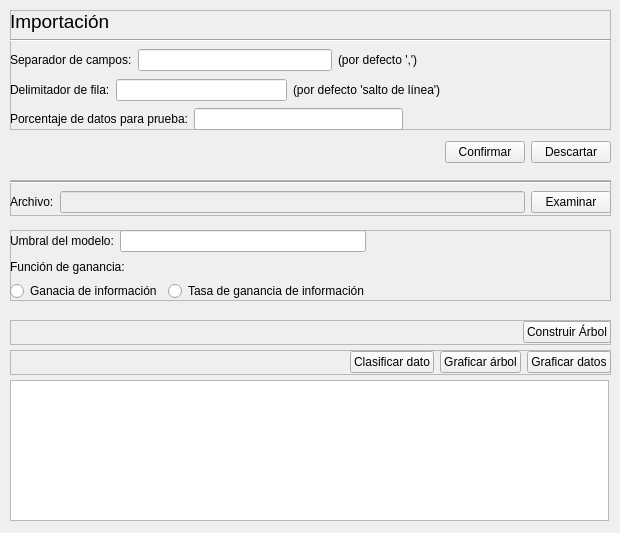
Qt form views/mainwindow.ui (Volderpayoda/python-gui) before a commit.
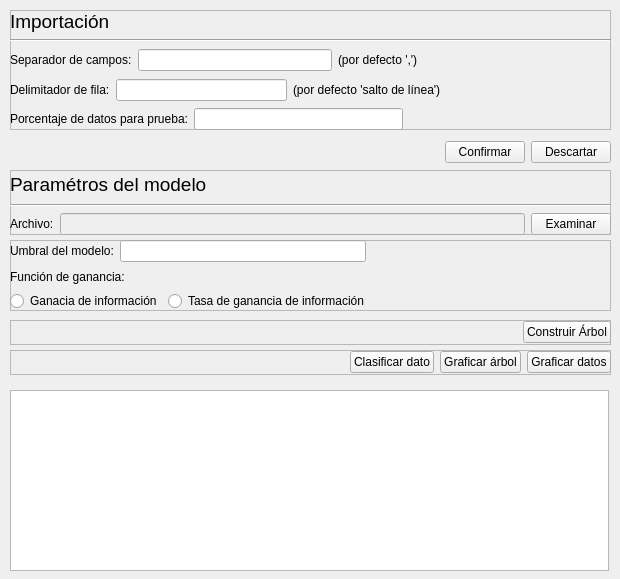
The same form after that commit.

```diff
--- a/views/mainwindow.ui
+++ b/views/mainwindow.ui
@@ -10,7 +10,7 @@
     <x>0</x>
     <y>0</y>
     <width>620</width>
-    <height>533</height>
+    <height>579</height>
    </rect>
   </property>
   <property name="sizePolicy">
@@ -173,9 +173,9 @@
     <property name="geometry">
      <rect>
       <x>10</x>
-      <y>380</y>
+      <y>390</y>
       <width>599</width>
-      <height>141</height>
+      <height>181</height>
      </rect>
     </property>
    </widget>
@@ -183,9 +183,9 @@
     <property name="geometry">
      <rect>
       <x>10</x>
-      <y>180</y>
+      <y>170</y>
       <width>601</width>
-      <height>36</height>
+      <height>65</height>
      </rect>
     </property>
     <property name="frameShape">
@@ -200,10 +200,22 @@
        <x>0</x>
        <y>0</y>
        <width>601</width>
-       <height>36</height>
+       <height>65</height>
       </rect>
      </property>
      <layout class="QVBoxLayout" name="fileBrowserLayout">
+      <item>
+       <widget class="QLabel" name="title_2">
+        <property name="font">
+         <font>
+          <pointsize>14</pointsize>
+         </font>
+        </property>
+        <property name="text">
+         <string>Paramétros del modelo</string>
+        </property>
+       </widget>
+      </item>
       <item>
        <widget class="Line" name="line">
         <property name="orientation">
@@ -252,7 +264,7 @@
     <property name="geometry">
      <rect>
       <x>10</x>
-      <y>230</y>
+      <y>240</y>
       <width>601</width>
       <height>71</height>
      </rect>
```
